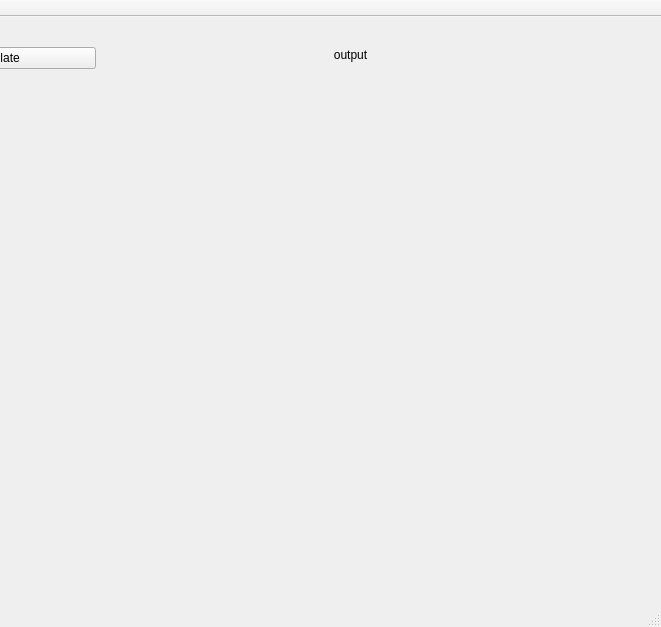
This is Melianne/untitled1/mainwindow.ui in mrjwette/Project-Vision as Qt 5 draws it before an edit; both pictures show x 395 to 1056 and y 0 to 627 of the 1056 by 627 pixel window. The edited form follows.
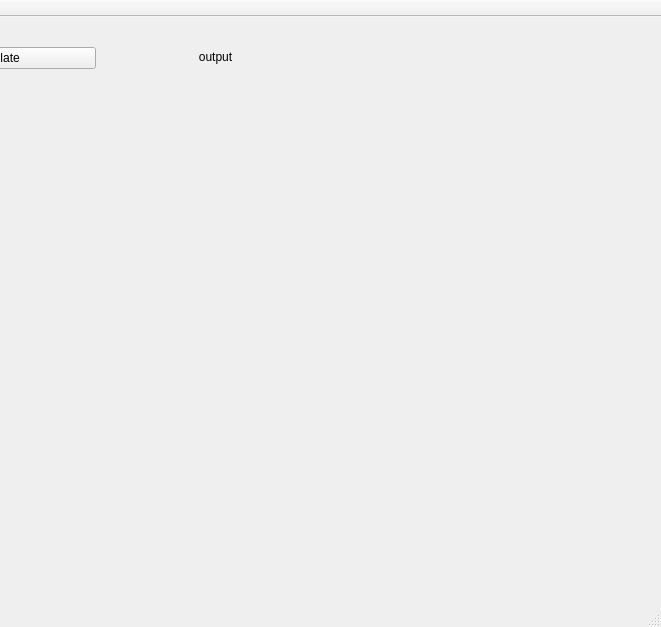
This is the edited form.

The edit to the form file:
```diff
--- a/Melianne/untitled1/mainwindow.ui
+++ b/Melianne/untitled1/mainwindow.ui
@@ -46,10 +46,10 @@
    <widget class="QLabel" name="output">
     <property name="geometry">
      <rect>
-      <x>520</x>
+      <x>510</x>
       <y>30</y>
-      <width>451</width>
-      <height>16</height>
+      <width>201</width>
+      <height>20</height>
      </rect>
     </property>
     <property name="text">
@@ -76,7 +76,7 @@
     <property name="geometry">
      <rect>
       <x>870</x>
-      <y>460</y>
+      <y>320</y>
       <width>141</width>
       <height>91</height>
      </rect>
@@ -89,7 +89,7 @@
     <property name="geometry">
      <rect>
       <x>870</x>
-      <y>330</y>
+      <y>190</y>
       <width>141</width>
       <height>91</height>
      </rect>
@@ -102,7 +102,7 @@
     <property name="geometry">
      <rect>
       <x>870</x>
-      <y>200</y>
+      <y>60</y>
       <width>141</width>
       <height>91</height>
      </rect>
@@ -115,7 +115,7 @@
     <property name="geometry">
      <rect>
       <x>710</x>
-      <y>330</y>
+      <y>190</y>
       <width>141</width>
       <height>91</height>
      </rect>
@@ -128,7 +128,7 @@
     <property name="geometry">
      <rect>
       <x>710</x>
-      <y>200</y>
+      <y>60</y>
       <width>141</width>
       <height>91</height>
      </rect>
@@ -141,7 +141,33 @@
     <property name="geometry">
      <rect>
       <x>710</x>
-      <y>460</y>
+      <y>320</y>
+      <width>141</width>
+      <height>91</height>
+     </rect>
+    </property>
+    <property name="text">
+     <string/>
+    </property>
+   </widget>
+   <widget class="QLabel" name="photo_7">
+    <property name="geometry">
+     <rect>
+      <x>710</x>
+      <y>440</y>
+      <width>141</width>
+      <height>91</height>
+     </rect>
+    </property>
+    <property name="text">
+     <string/>
+    </property>
+   </widget>
+   <widget class="QLabel" name="photo_8">
+    <property name="geometry">
+     <rect>
+      <x>870</x>
+      <y>440</y>
       <width>141</width>
       <height>91</height>
      </rect>
```
